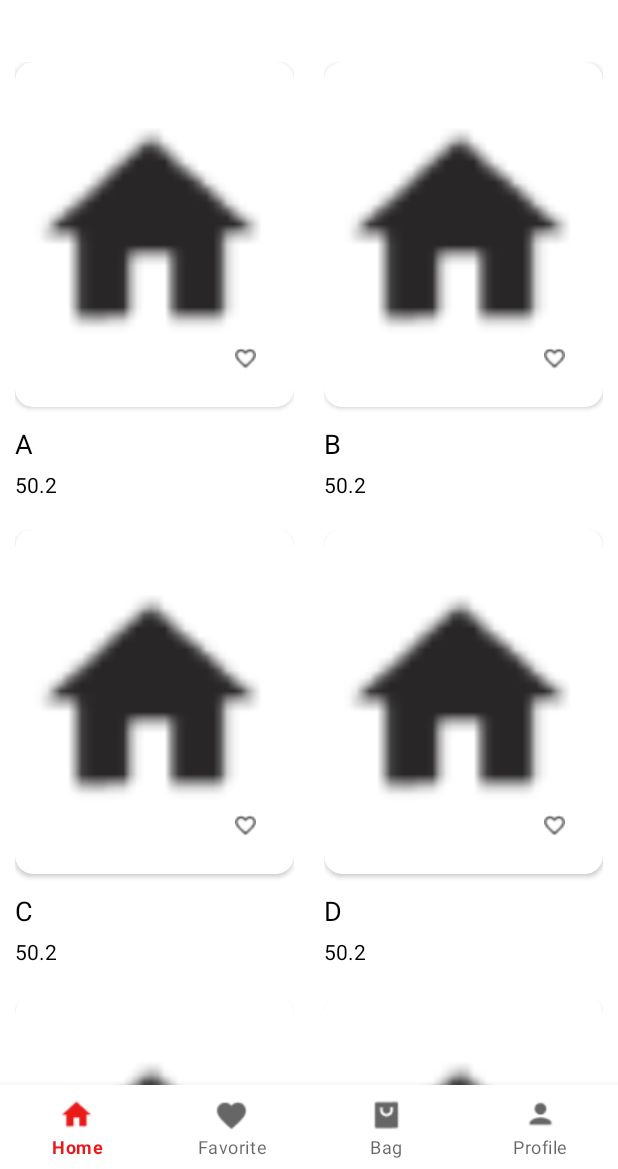
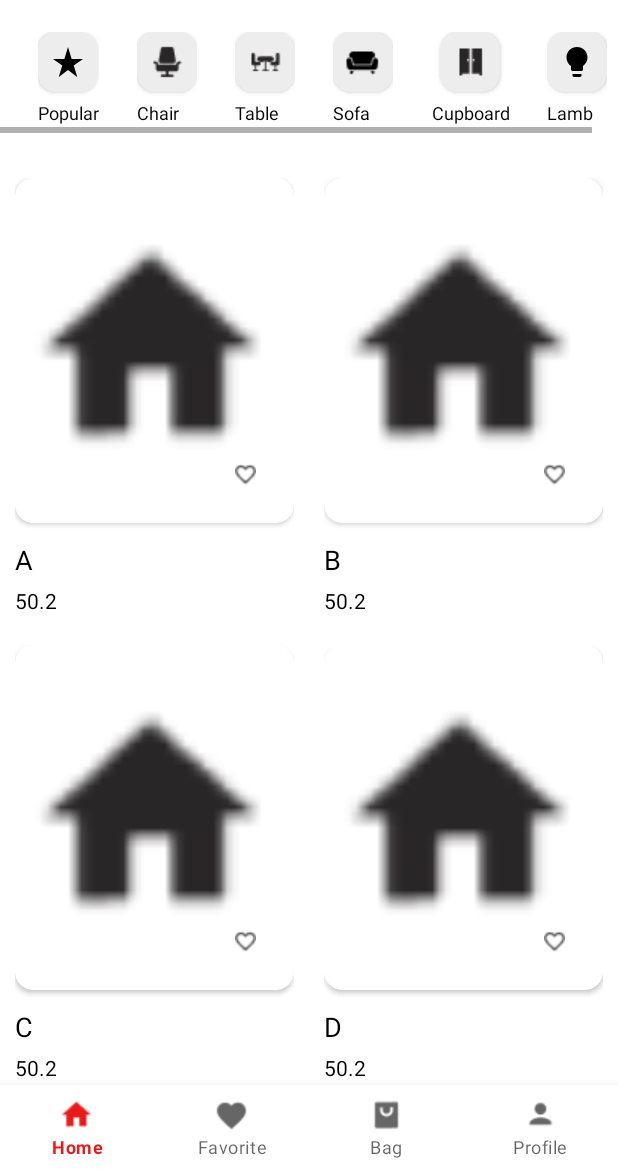
Before and after one commit to JyotiAvhad/Android-Kotlin-Projects, an Android app: the HomeFragment screen opened directly, with no data from a screen before it, on a phone screen of 412 x 824 dp, the part 67-1236 px from its top. Run offline under Robolectric (Android 15) with nearby library versions, the phone set to English and light mode, and no system bars; our stand-ins replace navigation-ui.

Commit message:
working on horizontal scrollview item layout

```diff
--- a/NeoSTORE/app/build.gradle
+++ b/NeoSTORE/app/build.gradle
@@ -32,9 +32,9 @@ android {
     kotlinOptions {
         jvmTarget = '1.8'
     }
-    dataBinding {
-        enabled = true
-    }
+//    dataBinding {
+//        enabled = true
+//    }
 }
 
 dependencies {
--- a/NeoSTORE/app/src/main/java/com/example/neostore/view/fragments/HomeFragment.kt
+++ b/NeoSTORE/app/src/main/java/com/example/neostore/view/fragments/HomeFragment.kt
@@ -1,14 +1,15 @@
 package com.example.neostore.view.fragments
 
+import android.graphics.Color
 import android.os.Bundle
 import android.view.LayoutInflater
 import android.view.View
 import android.view.ViewGroup
 import androidx.fragment.app.Fragment
 import androidx.recyclerview.widget.GridLayoutManager
-import androidx.recyclerview.widget.LinearLayoutManager
 import com.example.neostore.R
 import com.example.neostore.view.RecyclerGridAdapter
+import kotlinx.android.synthetic.main.categories_list_layout.*
 import kotlinx.android.synthetic.main.fragment_home.*
 
 class HomeFragment : Fragment() {
@@ -30,21 +31,17 @@ class HomeFragment : Fragment() {
     override fun onViewCreated(view: View, savedInstanceState: Bundle?) {
         super.onViewCreated(view, savedInstanceState)
 
+        //product list on home fragment
         var price = 50.2
-        prodItemList.clear()
-
         for (i in 'A'..'Z') {
-//        for (i in 1..50) {
             prodItemList.add(ProductListModel(R.drawable.ic_home_24px, "$i",price.toFloat()))
         }
-//        rv_card_list.setHasFixedSize(true)
         rv_card_list.layoutManager = GridLayoutManager(activity,2 )
-//        rv_card_list.layoutManager = LinearLayoutManager(requireContext(),LinearLayoutManager.VERTICAL,false)
         recyclerGridAdapter = RecyclerGridAdapter(prodItemList)
         rv_card_list.adapter = recyclerGridAdapter
-//        recyclerGridAdapter.notifyDataSetChanged()
 
 
     }
 
+
 }
--- /dev/null
+++ b/NeoSTORE/app/src/main/res/drawable/ic_baseline_lightbulb_24.xml
@@ -0,0 +1,5 @@
+<vector android:height="24dp" android:tint="#000000"
+    android:viewportHeight="24" android:viewportWidth="24"
+    android:width="24dp" xmlns:android="http://schemas.android.com/apk/res/android">
+    <path android:fillColor="@android:color/white" android:pathData="M9,21c0,0.5 0.4,1 1,1h4c0.6,0 1,-0.5 1,-1v-1L9,20v1zM12,2C8.1,2 5,5.1 5,9c0,2.4 1.2,4.5 3,5.7L8,17c0,0.5 0.4,1 1,1h6c0.6,0 1,-0.5 1,-1v-2.3c1.8,-1.3 3,-3.4 3,-5.7 0,-3.9 -3.1,-7 -7,-7z"/>
+</vector>
--- /dev/null
+++ b/NeoSTORE/app/src/main/res/drawable/ic_baseline_star_rate_24.xml
@@ -0,0 +1,5 @@
+<vector android:height="24dp" android:tint="#000000"
+    android:viewportHeight="24" android:viewportWidth="24"
+    android:width="24dp" xmlns:android="http://schemas.android.com/apk/res/android">
+    <path android:fillColor="@android:color/white" android:pathData="M14.43,10l-2.43,-8l-2.43,8l-7.57,0l6.18,4.41l-2.35,7.59l6.17,-4.69l6.18,4.69l-2.35,-7.59l6.17,-4.41z"/>
+</vector>
--- a/NeoSTORE/app/src/main/res/layout/activity_home.xml
+++ b/NeoSTORE/app/src/main/res/layout/activity_home.xml
@@ -33,6 +33,19 @@
 
             <!--            </com.google.android.material.appbar.AppBarLayout>-->
 
+
+            <HorizontalScrollView
+                android:id="@+id/horizontal_sv_categories"
+                android:layout_width="match_parent"
+                android:layout_marginTop="10dp"
+                android:layout_height="wrap_content">
+
+                <include
+                    android:id="@+id/layout_categories"
+                    layout="@layout/categories_list_layout" />
+
+            </HorizontalScrollView>
+
             <RelativeLayout
                 android:id="@+id/relative_layout"
                 android:name="androidx.navigation.fragment.NavHostFragment"
--- /dev/null
+++ b/NeoSTORE/app/src/main/res/layout/categories_list_layout.xml
@@ -0,0 +1,237 @@
+<?xml version="1.0" encoding="utf-8"?>
+<androidx.appcompat.widget.LinearLayoutCompat xmlns:android="http://schemas.android.com/apk/res/android"
+    xmlns:app="http://schemas.android.com/apk/res-auto"
+    android:layout_width="match_parent"
+    android:layout_height="match_parent"
+    android:orientation="horizontal">
+
+    <androidx.appcompat.widget.LinearLayoutCompat
+        android:layout_width="wrap_content"
+        android:layout_height="wrap_content"
+        android:layout_gravity="center"
+        android:layout_marginStart="25dp"
+        android:orientation="vertical">
+
+        <androidx.cardview.widget.CardView
+            android:id="@+id/cv_categories_img_p"
+            android:layout_width="40dp"
+            android:layout_height="40dp"
+            android:layout_gravity="center_horizontal"
+            app:cardBackgroundColor="@color/gray_200"
+            app:cardCornerRadius="12dp">
+
+            <androidx.appcompat.widget.AppCompatImageView
+                android:id="@+id/iv_categories_img_p"
+                android:layout_width="24dp"
+                android:layout_height="24dp"
+                android:layout_gravity="center"
+                android:src="@drawable/ic_baseline_star_rate_24" />
+
+        </androidx.cardview.widget.CardView>
+
+        <androidx.appcompat.widget.AppCompatTextView
+            android:id="@+id/tv_categories_name_p"
+            android:layout_width="wrap_content"
+            android:layout_height="wrap_content"
+            android:layout_marginTop="5dp"
+            android:layout_marginBottom="5dp"
+            android:gravity="center"
+            android:text="@string/popular"
+            android:textColor="@color/black"
+            android:textSize="12sp" />
+
+    </androidx.appcompat.widget.LinearLayoutCompat>
+
+
+    <androidx.appcompat.widget.LinearLayoutCompat
+        android:layout_width="wrap_content"
+        android:layout_height="wrap_content"
+        android:layout_gravity="center"
+        android:layout_marginStart="25dp"
+        android:orientation="vertical">
+
+        <androidx.cardview.widget.CardView
+            android:id="@+id/cv_categories_img_c"
+            android:layout_width="40dp"
+            android:layout_height="40dp"
+            android:layout_gravity="center_horizontal"
+            app:cardBackgroundColor="@color/gray_200"
+            app:cardCornerRadius="12dp">
+
+            <androidx.appcompat.widget.AppCompatImageView
+                android:id="@+id/iv_categories_img_c"
+                android:layout_width="24dp"
+                android:layout_height="24dp"
+                android:layout_gravity="center"
+                android:src="@drawable/ic_chair_24px" />
+
+        </androidx.cardview.widget.CardView>
+
+        <androidx.appcompat.widget.AppCompatTextView
+            android:id="@+id/tv_categories_name_c"
+            android:layout_width="wrap_content"
+            android:layout_height="wrap_content"
+            android:layout_marginTop="5dp"
+            android:layout_marginBottom="5dp"
+            android:gravity="center"
+            android:text="@string/chair"
+            android:textColor="@color/black"
+            android:textSize="12sp" />
+
+    </androidx.appcompat.widget.LinearLayoutCompat>
+
+
+    <androidx.appcompat.widget.LinearLayoutCompat
+        android:layout_width="wrap_content"
+        android:layout_height="wrap_content"
+        android:layout_gravity="center"
+        android:layout_marginStart="25dp"
+        android:orientation="vertical">
+
+        <androidx.cardview.widget.CardView
+            android:id="@+id/cv_categories_img_t"
+            android:layout_width="40dp"
+            android:layout_height="40dp"
+            android:layout_gravity="center_horizontal"
+            app:cardBackgroundColor="@color/gray_200"
+            app:cardCornerRadius="12dp">
+
+            <androidx.appcompat.widget.AppCompatImageView
+                android:id="@+id/iv_categories_img_t"
+                android:layout_width="24dp"
+                android:layout_height="24dp"
+                android:layout_gravity="center"
+                android:src="@drawable/ic_table_24px" />
+
+        </androidx.cardview.widget.CardView>
+
+        <androidx.appcompat.widget.AppCompatTextView
+            android:id="@+id/tv_categories_name_t"
+            android:layout_width="wrap_content"
+            android:layout_height="wrap_content"
+            android:layout_marginTop="5dp"
+            android:layout_marginBottom="5dp"
+            android:gravity="center"
+            android:text="@string/table"
+            android:textColor="@color/black"
+            android:textSize="12sp" />
+
+    </androidx.appcompat.widget.LinearLayoutCompat>
+
+
+    <androidx.appcompat.widget.LinearLayoutCompat
+        android:layout_width="wrap_content"
+        android:layout_height="wrap_content"
+        android:layout_gravity="center"
+        android:layout_marginStart="25dp"
+        android:orientation="vertical">
+
+        <androidx.cardview.widget.CardView
+            android:id="@+id/cv_categories_img_s"
+            android:layout_width="40dp"
+            android:layout_height="40dp"
+            android:layout_gravity="center_horizontal"
+            app:cardBackgroundColor="@color/gray_200"
+            app:cardCornerRadius="12dp">
+
+            <androidx.appcompat.widget.AppCompatImageView
+                android:id="@+id/iv_categories_img_s"
+                android:layout_width="24dp"
+                android:layout_height="24dp"
+                android:layout_gravity="center"
+                android:src="@drawable/ic_sofa_24px" />
+
+        </androidx.cardview.widget.CardView>
+
+        <androidx.appcompat.widget.AppCompatTextView
+            android:id="@+id/tv_categories_name_s"
+            android:layout_width="wrap_content"
+            android:layout_height="wrap_content"
+            android:layout_marginTop="5dp"
+            android:layout_marginBottom="5dp"
+            android:gravity="center"
+            android:text="@string/sofa"
+            android:textColor="@color/black"
+            android:textSize="12sp" />
+
+    </androidx.appcompat.widget.LinearLayoutCompat>
+
+
+    <androidx.appcompat.widget.LinearLayoutCompat
+        android:layout_width="wrap_content"
+        android:layout_height="wrap_content"
+        android:layout_gravity="center"
+        android:layout_marginStart="25dp"
+        android:orientation="vertical">
+
+        <androidx.cardview.widget.CardView
+            android:id="@+id/cv_categories_img_cb"
+            android:layout_width="40dp"
+            android:layout_height="40dp"
+            android:layout_gravity="center_horizontal"
+            app:cardBackgroundColor="@color/gray_200"
+            app:cardCornerRadius="12dp">
+
+            <androidx.appcompat.widget.AppCompatImageView
+                android:id="@+id/iv_categories_img_cb"
+                android:layout_width="24dp"
+                android:layout_height="24dp"
+                android:layout_gravity="center"
+                android:src="@drawable/ic_cupboard_24px" />
+
+        </androidx.cardview.widget.CardView>
+
+        <androidx.appcompat.widget.AppCompatTextView
+            android:id="@+id/tv_categories_name_cb"
+            android:layout_width="wrap_content"
+            android:layout_height="wrap_content"
+            android:layout_marginTop="5dp"
+            android:layout_marginBottom="5dp"
+            android:gravity="center"
+            android:text="@string/cupboard"
+            android:textColor="@color/black"
+            android:textSize="12sp" />
+
+    </androidx.appcompat.widget.LinearLayoutCompat>
+
+
+    <androidx.appcompat.widget.LinearLayoutCompat
+        android:layout_width="wrap_content"
+        android:layout_height="wrap_content"
+        android:layout_gravity="center"
+        android:layout_marginStart="25dp"
+        android:layout_marginEnd="25dp"
+        android:orientation="vertical">
+
+        <androidx.cardview.widget.CardView
+            android:id="@+id/cv_categories_img_l"
+            android:layout_width="40dp"
+            android:layout_height="40dp"
+            android:layout_gravity="center_horizontal"
+            app:cardBackgroundColor="@color/gray_200"
+            app:cardCornerRadius="12dp">
+
+            <androidx.appcompat.widget.AppCompatImageView
+                android:id="@+id/iv_categories_img_l"
+                android:layout_width="24dp"
+                android:layout_height="24dp"
+                android:layout_gravity="center"
+                android:src="@drawable/ic_baseline_lightbulb_24" />
+
+        </androidx.cardview.widget.CardView>
+
+        <androidx.appcompat.widget.AppCompatTextView
+            android:id="@+id/tv_categories_name_l"
+            android:layout_width="wrap_content"
+            android:layout_height="wrap_content"
+            android:layout_marginTop="5dp"
+            android:layout_marginBottom="5dp"
+            android:gravity="center"
+            android:text="@string/lamb"
+            android:textColor="@color/black"
+            android:textSize="12sp" />
+
+    </androidx.appcompat.widget.LinearLayoutCompat>
+
+
+</androidx.appcompat.widget.LinearLayoutCompat>
--- a/NeoSTORE/app/src/main/res/values/colors.xml
+++ b/NeoSTORE/app/src/main/res/values/colors.xml
@@ -13,4 +13,6 @@
     <color name="red_500">#E91B1A</color>
     <color name="red_700">#BB0100</color>
 
+    <color name="gray_200">#EDEDED</color>
+
 </resources>
--- a/NeoSTORE/app/src/main/res/values/strings.xml
+++ b/NeoSTORE/app/src/main/res/values/strings.xml
@@ -25,9 +25,13 @@
     <string name="str_item_name">Item Name</string>
     <string name="str_item_price">Item Price</string>
 
-
     <string name="hello_blank_fragment">Hello blank fragment</string>
-
+    <string name="popular">Popular</string>
+    <string name="chair">Chair</string>
+    <string name="table">Table</string>
+    <string name="sofa">Sofa</string>
+    <string name="cupboard">Cupboard</string>
+    <string name="lamb">Lamb</string>
 
 
 </resources>
```
Also changed, not shown: NeoSTORE/app/src/main/res/drawable/ic_chair_24px.png (added), NeoSTORE/app/src/main/res/drawable/ic_cupboard_24px.png (added), NeoSTORE/app/src/main/res/drawable/ic_sofa_24px.png (added), NeoSTORE/app/src/main/res/drawable/ic_table_24px.png (added).
